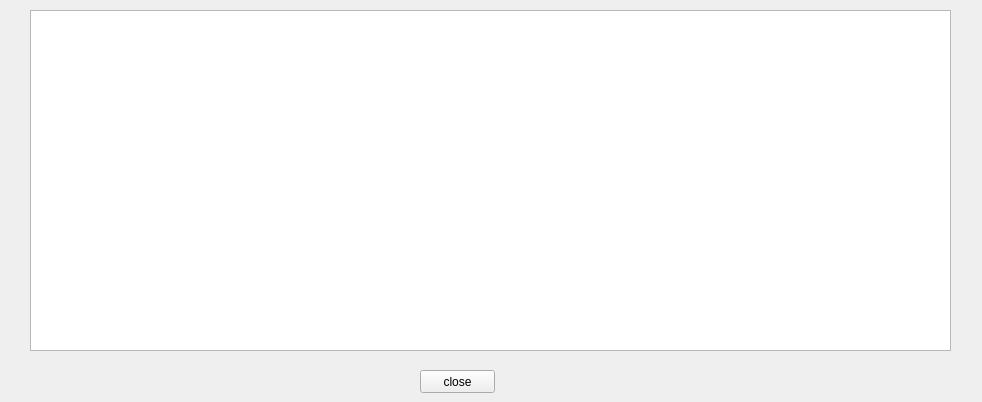
Before: the Qt Designer form courseswidgetstudent.ui in casalete/ErasmusIo, drawn with Qt 5.
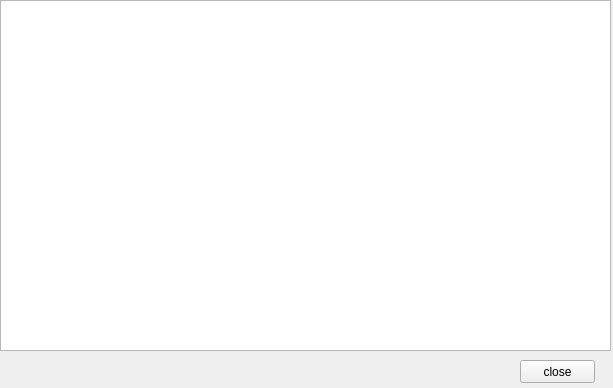
After: the same form once the commit is applied. Icons and pictures are not drawn.

Commit message: choose courses from student now connected to database

Diff of the .ui file:
```diff
--- a/courseswidgetstudent.ui
+++ b/courseswidgetstudent.ui
@@ -6,8 +6,8 @@
    <rect>
     <x>0</x>
     <y>0</y>
-    <width>982</width>
-    <height>402</height>
+    <width>613</width>
+    <height>388</height>
    </rect>
   </property>
   <property name="windowTitle">
@@ -19,8 +19,8 @@
   <widget class="QPushButton" name="back">
    <property name="geometry">
     <rect>
-     <x>420</x>
-     <y>370</y>
+     <x>520</x>
+     <y>360</y>
      <width>75</width>
      <height>23</height>
     </rect>
@@ -32,10 +32,10 @@
   <widget class="QTableView" name="tableView">
    <property name="geometry">
     <rect>
-     <x>30</x>
-     <y>10</y>
-     <width>921</width>
-     <height>341</height>
+     <x>0</x>
+     <y>0</y>
+     <width>611</width>
+     <height>351</height>
     </rect>
    </property>
   </widget>
```
The commit also changes 1 other file.
